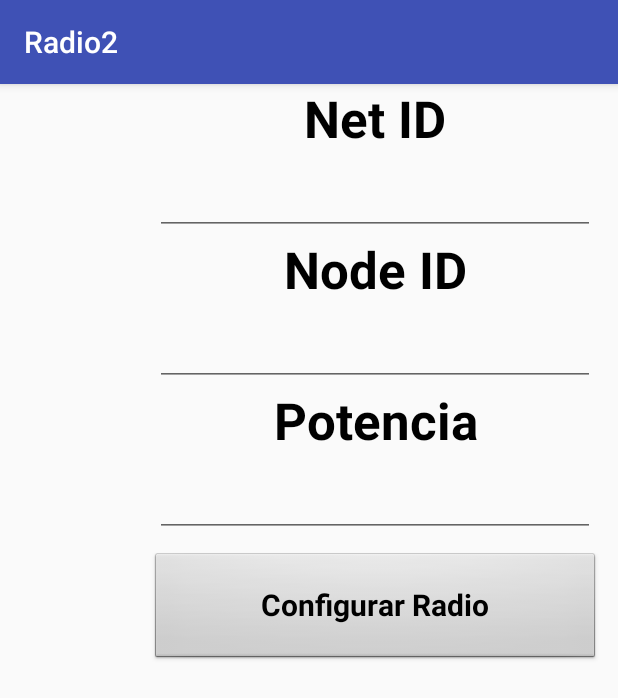
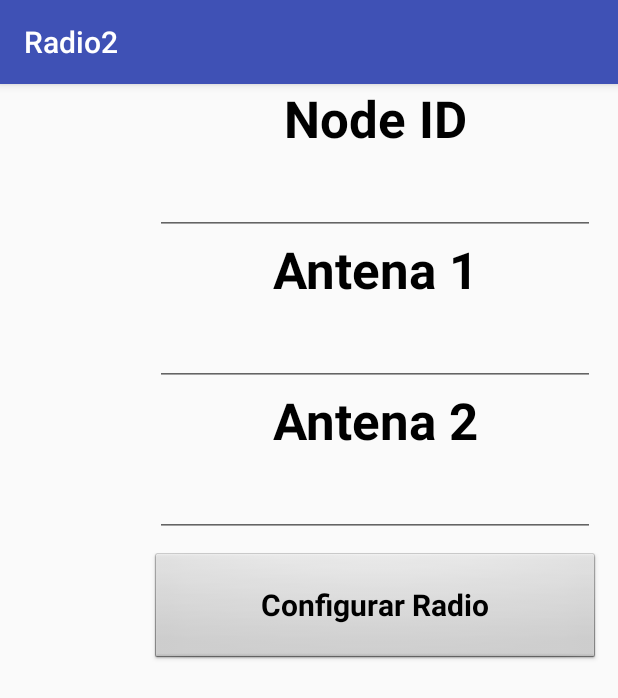
Before and after one commit to ricardo2409/Radio, an Android app: the fragment DiagnosticoFragment shown on its own in the app's theme, on a phone screen of 412 x 824 dp. Shown: the top 698 px of the screen. Run offline under Robolectric (Android 15) with nearby library versions, the phone set to English and light mode, and no system bars; 6 statements that could not run were skipped.

```diff
--- a/app/src/main/java/com/example/ricardotrevino/bancodecapacitores/DiagnosticoFragment.java
+++ b/app/src/main/java/com/example/ricardotrevino/bancodecapacitores/DiagnosticoFragment.java
@@ -3,6 +3,8 @@ package com.example.ricardotrevino.bancodecapacitores;
 import android.app.Fragment;
 import android.os.Bundle;
 import android.support.annotation.Nullable;
+import android.text.Editable;
+import android.text.TextWatcher;
 import android.view.LayoutInflater;
 import android.view.View;
 import android.view.ViewGroup;
@@ -18,7 +20,7 @@ import java.io.IOException;
 
 public class DiagnosticoFragment extends Fragment implements View.OnClickListener {
 
-    TextView tvNetID, tvNodeID, tvPotencia, tvRSSILocal, tvRSSIRemoto, tvRuidoLocal, tvRuidoRemoto;
+    TextView tvNetID, tvNodeID, tvPotencia, tvRSSILocal, tvRSSIRemoto, tvRuidoLocal, tvRuidoRemoto, tvTipo;
     Button btnRadio, btnDiagnostico;
 
     EditText etNetID, etNodeID, etPotencia;
@@ -31,6 +33,29 @@ public class DiagnosticoFragment extends Fragment implements View.OnClickListene
         etNetID = (EditText) view.findViewById(R.id.etNetID);
         etNodeID = (EditText) view.findViewById(R.id.etNodeID);
         etPotencia = (EditText) view.findViewById(R.id.etPotencia);
+
+        etNodeID.addTextChangedListener(new TextWatcher() {
+
+            public void afterTextChanged(Editable s) {
+
+                // you can call or do what you want with your EditText here
+                System.out.println("TEXTO CAMBIO");
+                String nodo = etNodeID.getText().toString();
+                if(nodo.length() == 4){
+                    String nodo1 = nodo.substring(0, (nodo.length()/2));
+                    String nodo2 = nodo.substring((nodo.length()/2));
+                    System.out.println("Esto es nodo 1: " + nodo1);
+                    System.out.println("Esto es nodo 2: " + nodo2);
+
+                }
+
+            }
+
+            public void beforeTextChanged(CharSequence s, int start, int count, int after) {}
+
+            public void onTextChanged(CharSequence s, int start, int before, int count) {}
+        });
+        /*
         tvRSSILocal = (TextView) view.findViewById(R.id.tvRSSILocal);
         tvRSSIRemoto = (TextView) view.findViewById(R.id.tvRSSIRemoto);
         tvRuidoLocal = (TextView) view.findViewById(R.id.tvRuidoLocal);
@@ -39,11 +64,13 @@ public class DiagnosticoFragment extends Fragment implements View.OnClickListene
         tvRSSIRemoto.setBackgroundResource(R.drawable.bordercolor);
         tvRuidoLocal.setBackgroundResource(R.drawable.bordercolor);
         tvRuidoRemoto.setBackgroundResource(R.drawable.bordercolor);
-        btnDiagnostico = (Button) view.findViewById(R.id.botonDiagnostico);
+        */
+        //btnDiagnostico = (Button) view.findViewById(R.id.botonDiagnostico);
         btnRadio = (Button) view.findViewById(R.id.btnRadio);
         btnRadio.setOnClickListener(this);
-        btnDiagnostico.setOnClickListener(this);
+        //btnDiagnostico.setOnClickListener(this);
         ((MainActivity)getActivity()).DiagnosticoBool = true;
+        tvTipo = (TextView) view.findViewById(R.id.tvTipo);
         return view;
     }
 
@@ -73,14 +100,6 @@ public class DiagnosticoFragment extends Fragment implements View.OnClickListene
         etPotencia.setText("");
     }
 
-    @Override
-    public void onStart() {
-        super.onStart();
-        System.out.println("OnStart Diagnostico");
-        resetValues();
-
-
-    }
 
     @Override
     public void onClick(View view) {
@@ -102,6 +121,7 @@ public class DiagnosticoFragment extends Fragment implements View.OnClickListene
                 }
                 break;
 
+                /*
             case R.id.botonDiagnostico:
                 try{
                     System.out.println("Botón Diagnóstico");
@@ -115,6 +135,7 @@ public class DiagnosticoFragment extends Fragment implements View.OnClickListene
                     System.out.println("Error: " + e);
                 }
                 break;
+                */
         }
     }
 }
--- a/app/src/main/res/layout/diagnostico_fragment.xml
+++ b/app/src/main/res/layout/diagnostico_fragment.xml
@@ -18,27 +18,6 @@
                 android:layout_width="500dp"
                 android:layout_height="match_parent"
                 android:orientation="vertical">
-
-                <TextView
-                    android:id="@+id/textView"
-                    android:layout_width="match_parent"
-                    android:layout_height="wrap_content"
-                    android:gravity="center_horizontal"
-                    android:text="Net ID"
-                    android:textAppearance="@style/TextAppearance.AppCompat.Display1"
-                    android:textColor="@color/black"
-                    android:textStyle="bold" />
-
-                <EditText
-                    android:id="@+id/etNetID"
-                    style="@android:style/Widget.Material.AutoCompleteTextView"
-                    android:layout_width="wrap_content"
-                    android:layout_height="wrap_content"
-                    android:layout_gravity="center_horizontal"
-                    android:ems="10"
-                    android:gravity="center_horizontal"
-                    android:inputType="number"
-                    android:textSize="25sp" />
 
                 <TextView
                     android:id="@+id/textView16"
@@ -62,11 +41,32 @@
                     android:textSize="25sp" />
 
                 <TextView
+                    android:id="@+id/textView"
+                    android:layout_width="match_parent"
+                    android:layout_height="wrap_content"
+                    android:gravity="center_horizontal"
+                    android:text="Antena 1"
+                    android:textAppearance="@style/TextAppearance.AppCompat.Display1"
+                    android:textColor="@color/black"
+                    android:textStyle="bold" />
+
+                <EditText
+                    android:id="@+id/etNetID"
+                    style="@android:style/Widget.Material.AutoCompleteTextView"
+                    android:layout_width="wrap_content"
+                    android:layout_height="wrap_content"
+                    android:layout_gravity="center_horizontal"
+                    android:ems="10"
+                    android:gravity="center_horizontal"
+                    android:inputType="number"
+                    android:textSize="25sp" />
+
+                <TextView
                     android:id="@+id/textView17"
                     android:layout_width="match_parent"
                     android:layout_height="wrap_content"
                     android:gravity="center_horizontal"
-                    android:text="Potencia"
+                    android:text="Antena 2"
                     android:textAppearance="@style/TextAppearance.AppCompat.Display1"
                     android:textColor="@color/black"
                     android:textStyle="bold" />
@@ -108,95 +108,17 @@
                     android:layout_width="match_parent"
                     android:layout_height="wrap_content"
                     android:gravity="center_horizontal"
-                    android:text="RSSI Local"
+                    android:text="Tipo"
                     android:textAppearance="@style/TextAppearance.AppCompat.Display1"
                     android:textColor="@color/black"
                     android:textStyle="bold" />
 
                 <TextView
-                    android:id="@+id/tvRSSILocal"
+                    android:id="@+id/tvTipo"
                     android:layout_width="match_parent"
                     android:layout_height="wrap_content"
-                    android:layout_gravity="center_horizontal"
-                    android:gravity="center_horizontal"
-                    android:textAppearance="@android:style/TextAppearance.Material.Small"
-                    android:textColor="@color/textColorPrimary"
-                    android:textSize="20sp" />
-
-                <TextView
-                    android:id="@+id/textView10"
-                    android:layout_width="match_parent"
-                    android:layout_height="wrap_content"
-                    android:gravity="center_horizontal"
-                    android:text="RSSI Remoto"
-                    android:textAppearance="@style/TextAppearance.AppCompat.Display1"
-                    android:textColor="@color/black"
-                    android:textStyle="bold" />
-
-                <TextView
-                    android:id="@+id/tvRSSIRemoto"
-                    android:layout_width="match_parent"
-                    android:layout_height="wrap_content"
-                    android:layout_gravity="center_horizontal"
-                    android:gravity="center_horizontal"
                     android:textAlignment="center"
-                    android:textColor="@color/textColorPrimary"
-                    android:textSize="20sp" />
-
-                <TextView
-                    android:id="@+id/textView6"
-                    android:layout_width="match_parent"
-                    android:layout_height="wrap_content"
-                    android:gravity="center_horizontal"
-                    android:text="Ruido Local"
-                    android:textAppearance="@style/TextAppearance.AppCompat.Display1"
-                    android:textColor="@color/black"
-                    android:textStyle="bold" />
-
-                <TextView
-                    android:id="@+id/tvRuidoLocal"
-                    android:layout_width="match_parent"
-                    android:layout_height="wrap_content"
-                    android:layout_gravity="center_horizontal"
-                    android:gravity="center_horizontal"
-                    android:textAlignment="center"
-                    android:textColor="@color/textColorPrimary"
-                    android:textSize="20sp" />
-
-                <TextView
-                    android:id="@+id/textView2"
-                    android:layout_width="match_parent"
-                    android:layout_height="wrap_content"
-                    android:gravity="center_horizontal"
-                    android:text="Ruido Remoto"
-                    android:textAppearance="@style/TextAppearance.AppCompat.Display1"
-                    android:textColor="@color/black"
-                    android:textStyle="bold" />
-
-                <TextView
-                    android:id="@+id/tvRuidoRemoto"
-                    android:layout_width="match_parent"
-                    android:layout_height="wrap_content"
-                    android:layout_gravity="center_horizontal"
-                    android:gravity="center_horizontal"
-                    android:textAlignment="center"
-                    android:textColor="@color/textColorPrimary"
-                    android:textSize="20sp" />
-
-                <Space
-                    android:layout_width="match_parent"
-                    android:layout_height="20dp" />
-
-                <Button
-                    android:id="@+id/botonDiagnostico"
-                    style="@android:style/Widget.Button"
-                    android:layout_width="300dp"
-                    android:layout_height="75dp"
-                    android:layout_gravity="center_horizontal"
-                    android:gravity="center_vertical|center_horizontal"
-                    android:text="Diagnóstico"
-                    android:textSize="20sp"
-                    android:textStyle="normal|bold" />
+                    android:textSize="24sp" />
 
             </LinearLayout>
 
```
Also changed, not shown: app/src/main/java/com/example/ricardotrevino/bancodecapacitores/MainActivity.java (+51 -29 lines).
